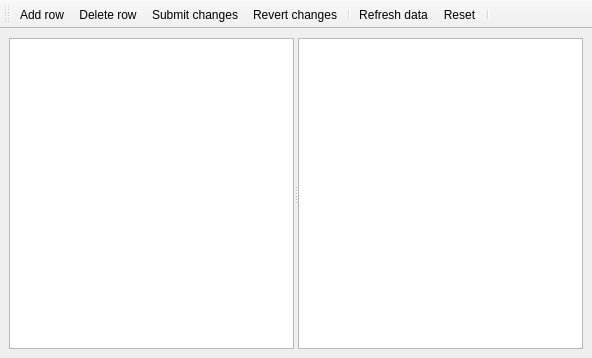
This is tablebrowserwindow.ui in CuriousCrow/polymorph-sql as Qt 5 draws it before an edit. The edited form follows.
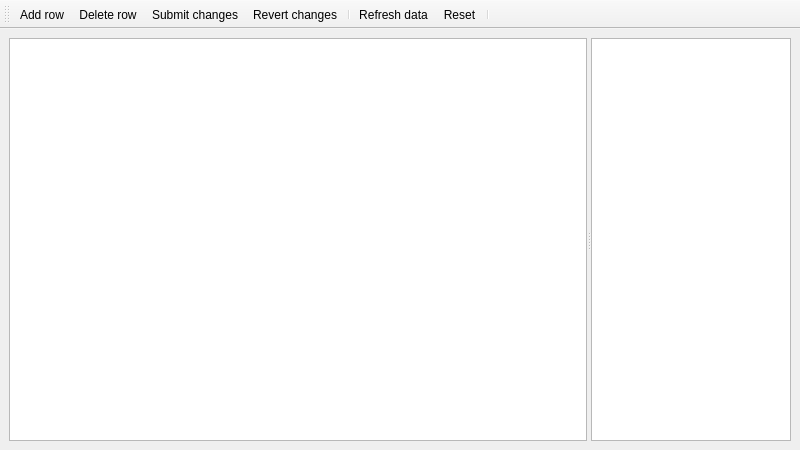
This is the edited form. Icons and pictures are not drawn.

The edit to the form file:
```diff
--- a/tablebrowserwindow.ui
+++ b/tablebrowserwindow.ui
@@ -6,8 +6,8 @@
    <rect>
     <x>0</x>
     <y>0</y>
-    <width>592</width>
-    <height>358</height>
+    <width>800</width>
+    <height>450</height>
    </rect>
   </property>
   <property name="windowTitle">
@@ -28,7 +28,14 @@
         <bool>true</bool>
        </property>
       </widget>
-      <widget class="QListView" name="lvFilters"/>
+      <widget class="QListView" name="lvFilters">
+       <property name="maximumSize">
+        <size>
+         <width>200</width>
+         <height>16777215</height>
+        </size>
+       </property>
+      </widget>
      </widget>
     </item>
    </layout>
```
